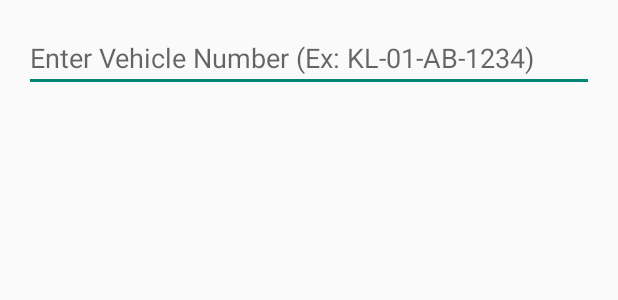
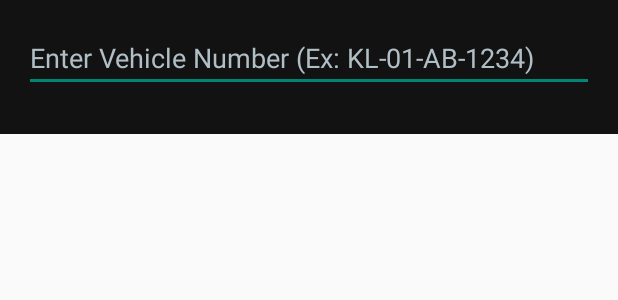
Before and after one commit to ramassociates/GarudaYaana, an Android app: the layout dialog_config.xml on its own in the app's theme, with its tools: preview values and no code run, on a phone screen of 412 x 824 dp. Shown: the top 300 px of the screen. Run offline under Robolectric (Android 15) with nearby library versions, the phone set to English and light mode, and no system bars.

Commit message:
Add files via upload

```diff
--- a/app/src/main/res/layout/dialog_config.xml
+++ b/app/src/main/res/layout/dialog_config.xml
@@ -2,6 +2,7 @@
 <ScrollView xmlns:android="http://schemas.android.com/apk/res/android"
     android:layout_width="match_parent"
     android:layout_height="wrap_content"
+    android:background="#121212"
     android:padding="16dp">
 
     <LinearLayout
@@ -14,7 +15,9 @@
             android:layout_width="match_parent"
             android:layout_height="wrap_content"
             android:hint="Enter Vehicle Number (Ex: KL-01-AB-1234)"
-            android:inputType="text"
+            android:textColor="#FFFFFF"
+            android:textColorHint="#B0BEC5"
+            android:inputType="textCapCharacters"
             android:layout_marginBottom="12dp" />
 
     </LinearLayout>
```
